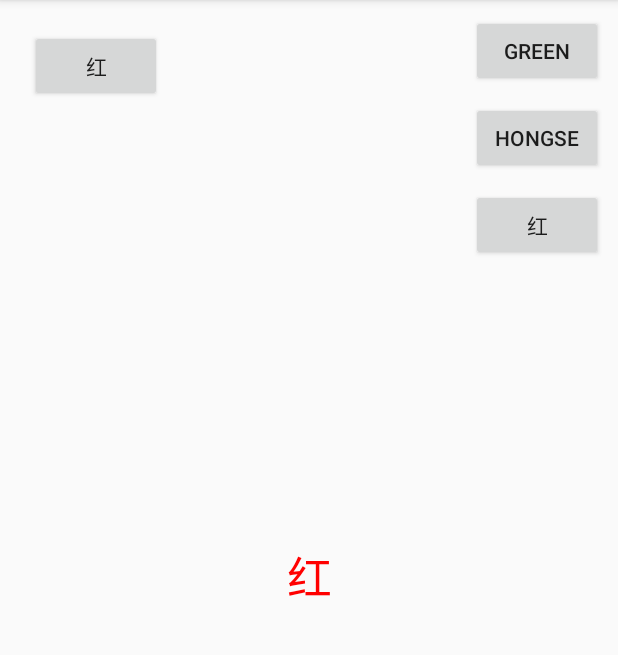
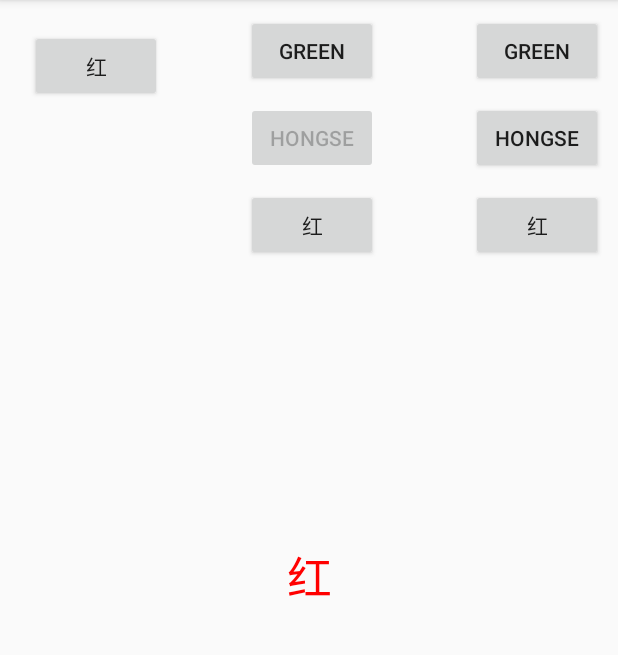
Before and after one commit to rolanddosa/hsk, an Android app: the Home screen opened directly, with no data from a screen before it, after a tap on "HONGSE", on a phone screen of 412 x 824 dp, the part 84-739 px from its top. Run offline under Robolectric (Android 15) with nearby library versions, the phone set to English and light mode, and no system bars; 9 statements that could not run were skipped.

Commit message:
Pinyin column

```diff
--- a/app/src/main/java/com/knowYourHSK/hsk1/Home.java
+++ b/app/src/main/java/com/knowYourHSK/hsk1/Home.java
@@ -15,40 +15,87 @@ import java.util.Random;
 
 public class Home extends AppCompatActivity {
 
-    private String correctAnswer;
+    private Word answer;
+    private Button lastPinyinButton;
+    private Button lastMeaningButton;
 
     @Override
     protected void onCreate(Bundle savedInstanceState) {
         super.onCreate(savedInstanceState);
         setContentView(R.layout.activity_home);
         Random random = new Random();
-        Button toBeTranslated = (Button) findViewById(R.id.toBeTranslated);
         Button option1 = (Button) findViewById(R.id.option1);
         Button option2 = (Button) findViewById(R.id.option2);
         Button option3 = (Button) findViewById(R.id.option3);
+        Button pinyinButton1 = (Button) findViewById(R.id.pinyinoption1);
+        Button pinyinButton2 = (Button) findViewById(R.id.pinyinoption2);
+        Button pinyinButton3 = (Button) findViewById(R.id.pinyinoption3);
         Intent intent = getIntent();
         List<Word> randomWords = (List<Word>) intent.getSerializableExtra("RANDOMWORDS");
         int wordUsedInQuestion = random.nextInt(randomWords.size());
-        correctAnswer = randomWords.get(wordUsedInQuestion).getMeaning();
-        toBeTranslated.setText(randomWords.get(wordUsedInQuestion).getLabel());
+        answer = randomWords.get(wordUsedInQuestion);
+        Button toBeTranslated = (Button) findViewById(R.id.toBeTranslated);
+        toBeTranslated.setText(answer.getLabel());
 
         option1.setText(randomWords.get(0).getMeaning());
         option2.setText(randomWords.get(1).getMeaning());
         option3.setText(randomWords.get(2).getMeaning());
+        pinyinButton1.setText(randomWords.get(0).getPinyin());
+        pinyinButton3.setText(randomWords.get(2).getPinyin());
+        pinyinButton2.setText(randomWords.get(1).getPinyin());
     }
 
-    public void onTryOption(View v) {
-        Button toBeTranslatedButton = (Button) findViewById(R.id.toBeTranslated);
+    public void onSelectingPinyinOption(View v) {
+        resetAllPinyinButtons();
         Button clickedButton = (Button) v;
-        if (correctAnswer.equals(clickedButton.getText())) {
+        clickedButton.setEnabled(false);
+        lastPinyinButton = clickedButton;
+        if ((lastPinyinButton != null) && (lastMeaningButton != null) && !lastPinyinButton.isEnabled() && !lastMeaningButton.isEnabled()) {
+            checkSolutions();
+        }
+    }
+
+    public void onSelectingMeaningOption(View v) {
+        resetAllMeaningButtons();
+        Button clickedButton = (Button) v;
+        clickedButton.setEnabled(false);
+        lastMeaningButton = clickedButton;
+        if ((lastPinyinButton != null) && (lastMeaningButton != null)&&!lastPinyinButton.isEnabled() && !lastMeaningButton.isEnabled()) {
+            checkSolutions();
+        }
+    }
+
+    private void resetAllPinyinButtons() {
+        Button pinyinButton1 = (Button) findViewById(R.id.pinyinoption1);
+        pinyinButton1.setEnabled(true);
+        Button pinyinButton2 = (Button) findViewById(R.id.pinyinoption2);
+        pinyinButton2.setEnabled(true);
+        Button pinyinButton3 = (Button) findViewById(R.id.pinyinoption3);
+        pinyinButton3.setEnabled(true);
+    }
+
+    private void resetAllMeaningButtons() {
+        Button option1 = (Button) findViewById(R.id.option1);
+        option1.setEnabled(true);
+        Button option2 = (Button) findViewById(R.id.option2);
+        option2.setEnabled(true);
+        Button option3 = (Button) findViewById(R.id.option3);
+        option3.setEnabled(true);
+    }
+
+    public void checkSolutions() {
+        if (answer.getMeaning().equals(lastMeaningButton.getText()) && answer.getPinyin().equals(lastPinyinButton.getText())) {
+            lastPinyinButton.setEnabled(true);
+            lastMeaningButton.setEnabled(true);
             Intent intent = new Intent(this, Home.class);
-
             WordsGenerator wordsGenerator = new WordsGenerator(getApplicationContext());
             List randomWords = wordsGenerator.getRandomWords(3);
-
             intent.putExtra("RANDOMWORDS", (Serializable) randomWords);
             startActivity(intent);
             startActivity(intent);
+        } else {
+            lastPinyinButton.setEnabled(true);
+            lastMeaningButton.setEnabled(true);
         }
     }
 }
--- a/app/src/main/res/layout/activity_home.xml
+++ b/app/src/main/res/layout/activity_home.xml
@@ -7,6 +7,42 @@
     tools:context=".Home">
 
     <Button
+        android:id="@+id/pinyinoption2"
+        android:layout_width="wrap_content"
+        android:layout_height="48dp"
+        android:layout_marginTop="10dp"
+        android:layout_marginEnd="160dp"
+        android:layout_marginRight="160dp"
+        android:onClick="onSelectingPinyinOption"
+        android:text="hongse"
+        app:layout_constraintEnd_toEndOf="parent"
+        app:layout_constraintTop_toBottomOf="@+id/pinyinoption1" />
+
+    <Button
+        android:id="@+id/pinyinoption3"
+        android:layout_width="wrap_content"
+        android:layout_height="48dp"
+        android:layout_marginTop="10dp"
+        android:layout_marginEnd="160dp"
+        android:layout_marginRight="160dp"
+        android:onClick="onSelectingPinyinOption"
+        android:text="红"
+        app:layout_constraintEnd_toEndOf="parent"
+        app:layout_constraintTop_toBottomOf="@+id/pinyinoption2" />
+
+    <Button
+        android:id="@+id/pinyinoption1"
+        android:layout_width="wrap_content"
+        android:layout_height="48dp"
+        android:layout_marginTop="10dp"
+        android:layout_marginEnd="160dp"
+        android:layout_marginRight="160dp"
+        android:onClick="onSelectingPinyinOption"
+        android:text="green"
+        app:layout_constraintEnd_toEndOf="parent"
+        app:layout_constraintTop_toTopOf="parent" />
+
+    <Button
         android:id="@+id/option2"
         android:layout_width="wrap_content"
         android:layout_height="48dp"
@@ -14,7 +50,7 @@
         android:layout_marginEnd="10dp"
         android:layout_marginRight="10dp"
         android:layout_marginBottom="40dp"
-        android:onClick="onTryOption"
+        android:onClick="onSelectingMeaningOption"
         android:text="hongse"
         app:layout_constraintBottom_toTopOf="@+id/option3"
         app:layout_constraintEnd_toEndOf="parent"
@@ -27,7 +63,7 @@
         android:layout_marginTop="10dp"
         android:layout_marginEnd="10dp"
         android:layout_marginRight="10dp"
-        android:onClick="onTryOption"
+        android:onClick="onSelectingMeaningOption"
         android:text="红"
         app:layout_constraintEnd_toEndOf="parent"
         app:layout_constraintTop_toBottomOf="@+id/option2" />
@@ -51,7 +87,7 @@
         android:layout_marginTop="10dp"
         android:layout_marginEnd="10dp"
         android:layout_marginRight="10dp"
-        android:onClick="onTryOption"
+        android:onClick="onSelectingMeaningOption"
         android:text="green"
         app:layout_constraintBottom_toTopOf="@+id/option2"
         app:layout_constraintEnd_toEndOf="parent"
```
